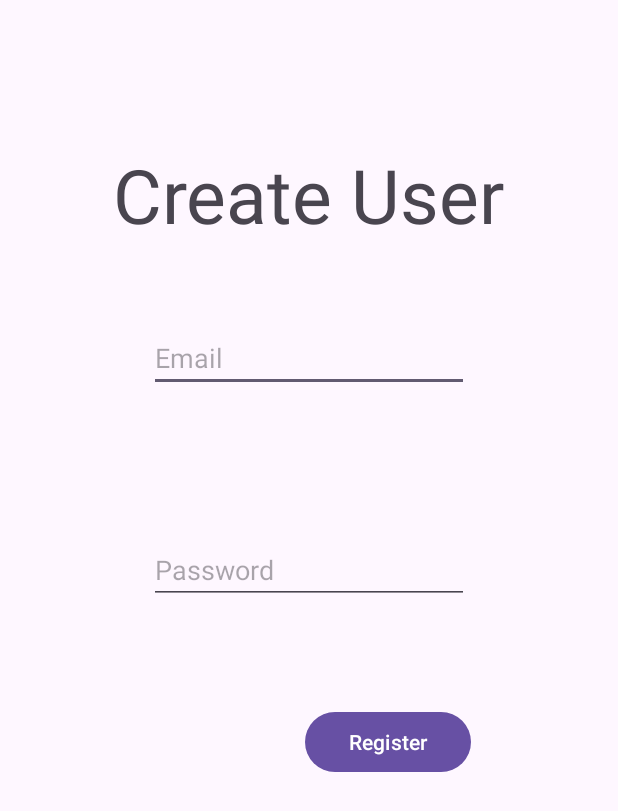
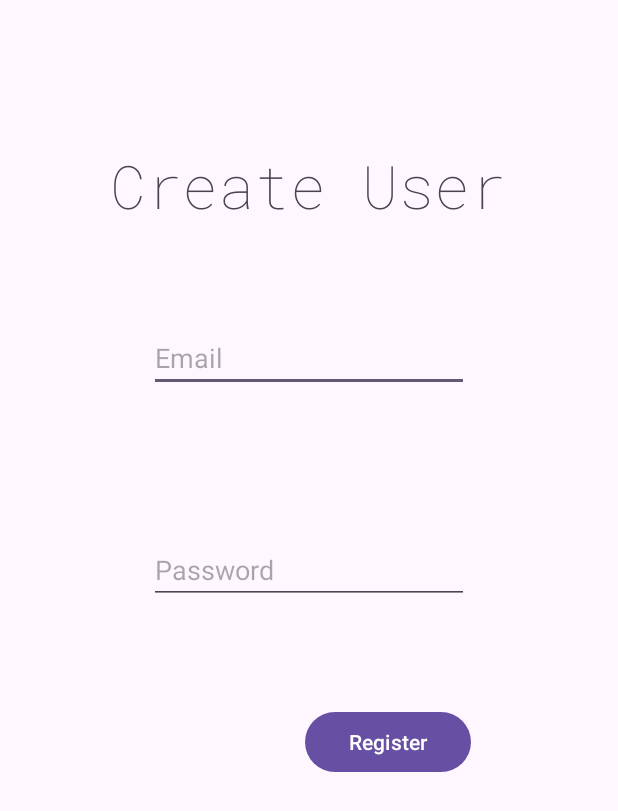
Before and after one commit to iFernandez96/Lotus, an Android app: the CreateUserActivity screen opened directly, with no data from a screen before it, on a phone screen of 412 x 824 dp. Shown: the top 811 px of the screen. Run offline under Robolectric (Android 15) with nearby library versions, the phone set to English and light mode, and no system bars.

Commit message:
working on glitch

```diff
--- a/app/src/main/res/layout/activity_create_user.xml
+++ b/app/src/main/res/layout/activity_create_user.xml
@@ -12,9 +12,10 @@
         android:layout_width="280dp"
         android:layout_height="56dp"
         android:layout_marginTop="96dp"
+        android:fontFamily="@font/roboto_mono_thin"
         android:gravity="center"
         android:text="@string/create_user"
-        android:textSize="50dp"
+        android:textSize="40dp"
         app:layout_constraintEnd_toEndOf="parent"
         app:layout_constraintHorizontal_bias="0.496"
         app:layout_constraintStart_toStartOf="parent"
```
